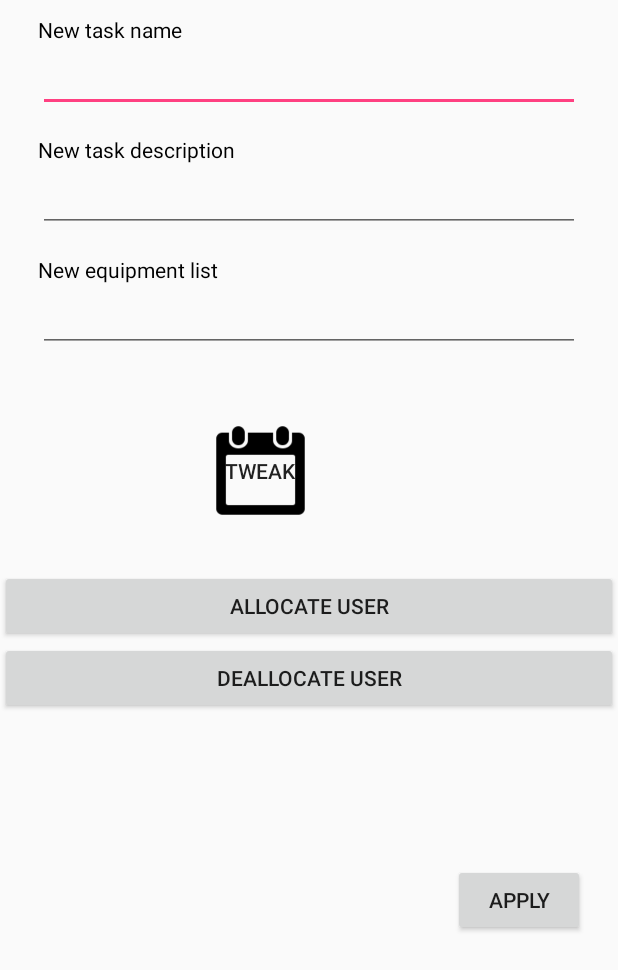
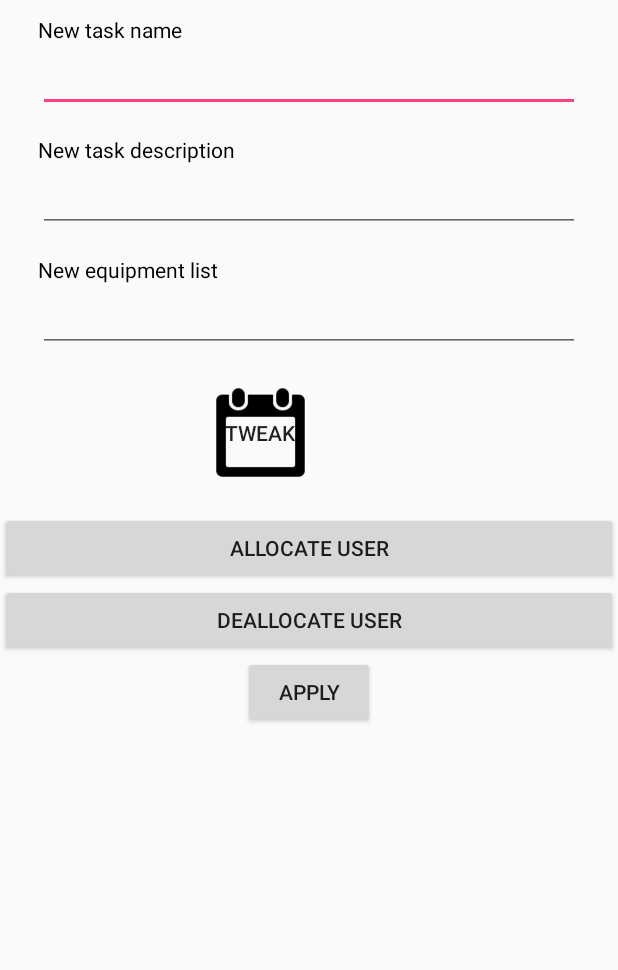
Before and after one commit to Parastoo-S/TMMPL, an Android app: the layout activity_edit_task.xml on its own in the app's theme, with its tools: preview values and no code run, on a phone screen of 412 x 824 dp. Shown: the top 970 px of the screen. Run offline under Robolectric (Android 15) with nearby library versions, the phone set to English and light mode, and no system bars.

Commit message:
minor change

```diff
--- a/app/src/main/res/layout/activity_edit_task.xml
+++ b/app/src/main/res/layout/activity_edit_task.xml
@@ -73,7 +73,7 @@
         android:layout_height="67dp"
         android:layout_centerHorizontal="true"
         android:layout_marginLeft="140dp"
-        android:layout_marginTop="45dp"
+        android:layout_marginTop="20dp"
         android:background="@drawable/calender"
         android:text="Tweak" />
 
@@ -82,7 +82,7 @@
         android:layout_width="match_parent"
         android:layout_height="wrap_content"
         android:gravity="center"
-        android:textSize="24sp" />
+        android:textSize="14sp" />
 
     <Button
         android:id="@+id/allocateUser"
@@ -100,8 +100,6 @@
         android:id="@+id/saveChangeTask"
         android:layout_width="wrap_content"
         android:layout_height="wrap_content"
-        android:layout_marginLeft="140dp"
-        android:layout_marginTop="100dp"
         android:layout_gravity="center_horizontal"
         android:text="Apply" />
 
```
